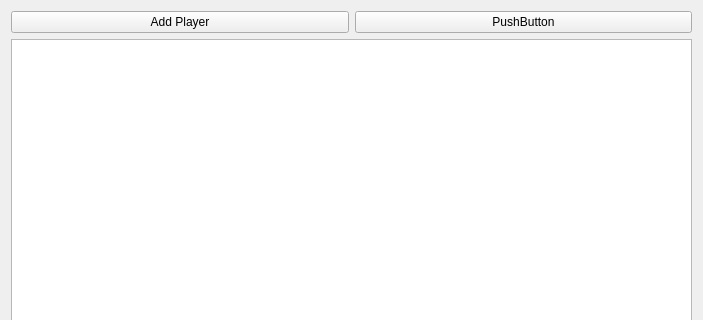
Above: ui/PlayerTabWidget.ui from probonopd/QTournament before the change; both pictures show x 0 to 703 and y 0 to 320 of the 703 by 495 pixel window. Below: the same form after it.
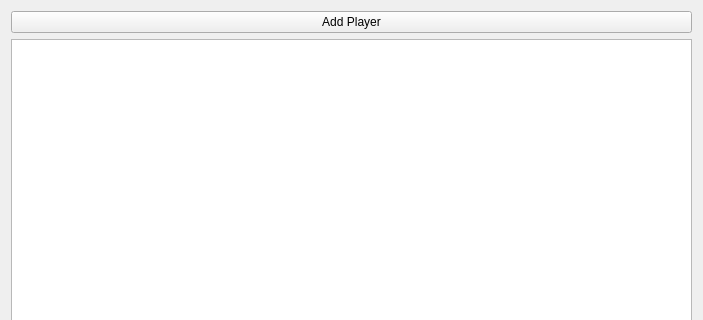
That is the form after the change. Icons and pictures are not drawn. Custom widgets are drawn as their Qt base class.

Commit message: Removed the unused "Push Button" from the PlayerTabWidget

```diff
--- a/ui/PlayerTabWidget.ui
+++ b/ui/PlayerTabWidget.ui
@@ -29,13 +29,6 @@
          </property>
         </widget>
        </item>
-       <item>
-        <widget class="QPushButton" name="pushButton">
-         <property name="text">
-          <string>PushButton</string>
-         </property>
-        </widget>
-       </item>
       </layout>
      </item>
      <item>
```
